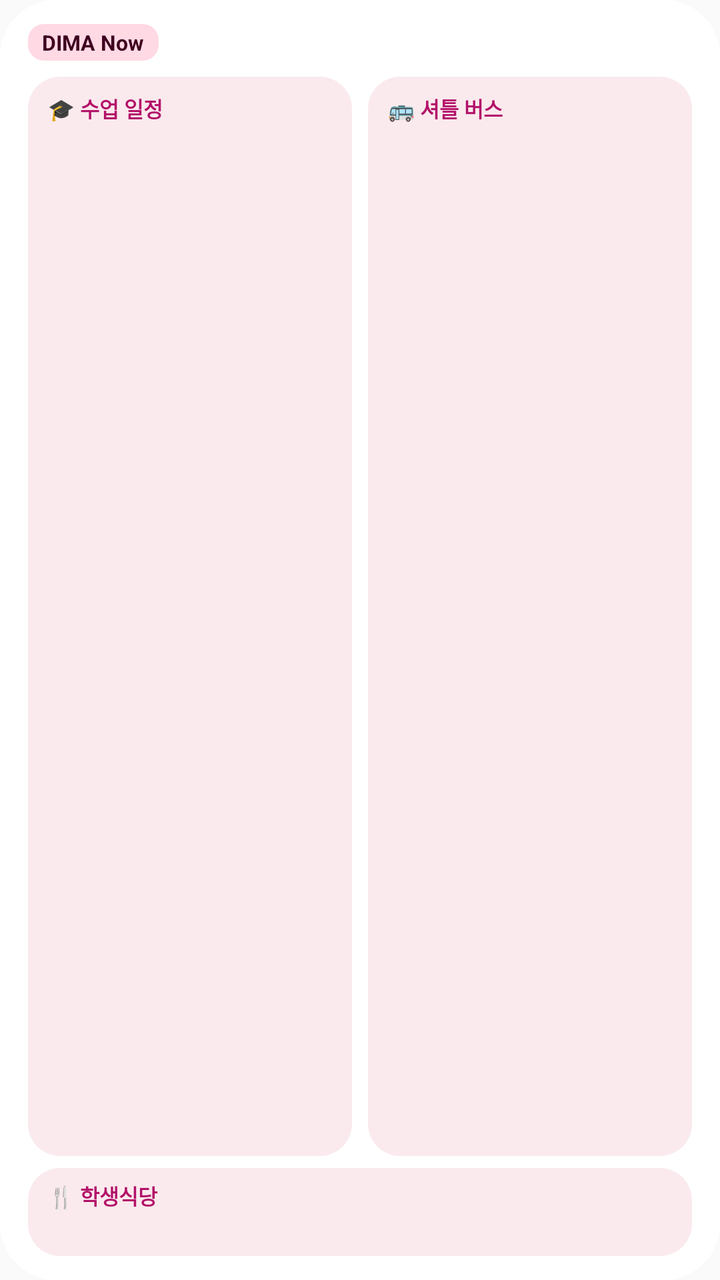
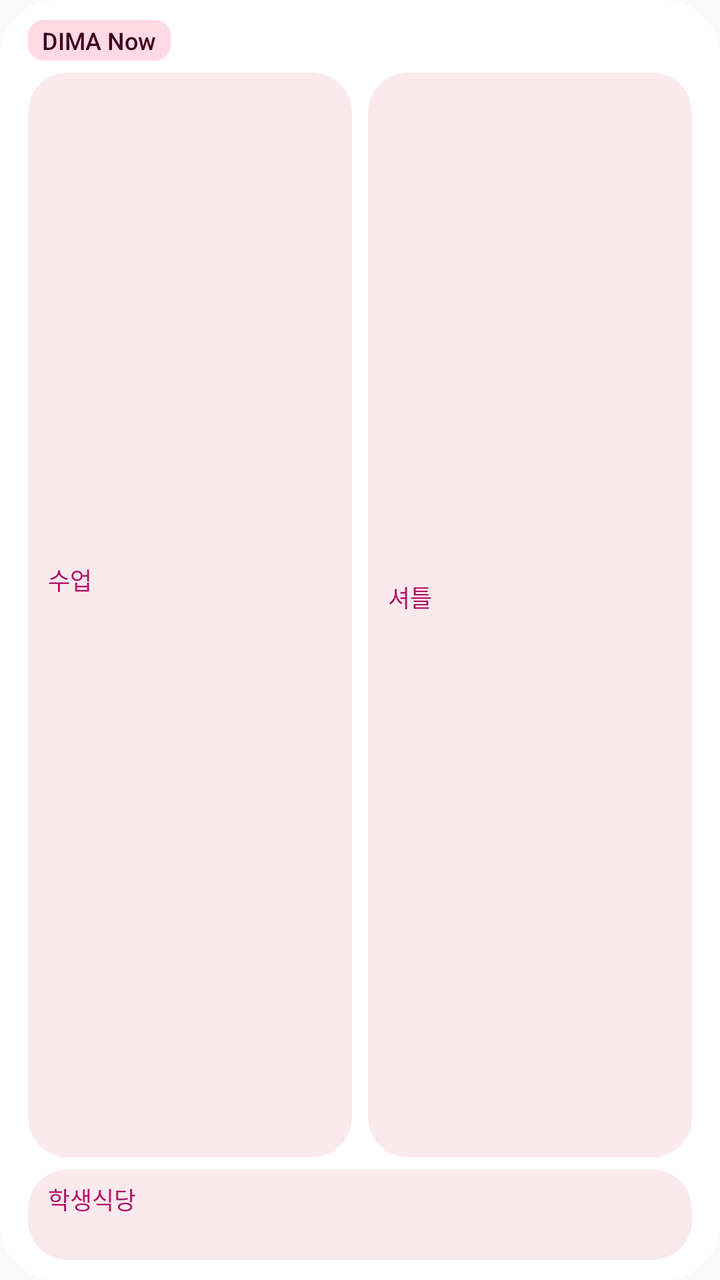

Compare the two renders of this Android layout. The source of the first and the diff that turns it into the second are given below.
<!-- AndroidManifest.xml: application theme Theme.DIMANow -->
<!-- res/layout/widget_campus_summary.xml -->
<?xml version="1.0" encoding="utf-8"?>
<LinearLayout xmlns:android="http://schemas.android.com/apk/res/android"
    android:id="@+id/summary_widget_root"
    android:layout_width="match_parent"
    android:layout_height="match_parent"
    android:background="@drawable/widget_background"
    android:orientation="vertical"
    android:paddingLeft="14dp"
    android:paddingTop="12dp"
    android:paddingRight="14dp"
    android:paddingBottom="12dp">

    
    <LinearLayout
        android:layout_width="match_parent"
        android:layout_height="wrap_content"
        android:gravity="center_vertical"
        android:orientation="horizontal">

        <TextView
            android:layout_width="wrap_content"
            android:layout_height="wrap_content"
            android:background="@drawable/widget_tag_bg"
            android:paddingLeft="7dp"
            android:paddingTop="2dp"
            android:paddingRight="7dp"
            android:paddingBottom="2dp"
            android:text="DIMA Now"
            android:textColor="@color/widget_tag_text"
            android:textSize="10.5sp"
            android:textStyle="bold" />

        <TextView
            android:id="@+id/summary_widget_location"
            android:layout_width="0dp"
            android:layout_height="wrap_content"
            android:layout_marginLeft="6dp"
            android:layout_weight="1"
            android:ellipsize="end"
            android:maxLines="1"
            android:textColor="@color/widget_accent"
            android:textSize="11.5sp"
            android:textStyle="bold" />

        <TextView
            android:id="@+id/summary_widget_date"
            android:layout_width="wrap_content"
            android:layout_height="wrap_content"
            android:layout_marginLeft="6dp"
            android:textColor="@color/widget_text_secondary"
            android:textSize="11sp" />
    </LinearLayout>

    
    <LinearLayout
        android:layout_width="match_parent"
        android:layout_height="0dp"
        android:layout_marginTop="8dp"
        android:layout_weight="1"
        android:orientation="horizontal">

        
        <LinearLayout
            android:layout_width="0dp"
            android:layout_height="match_parent"
            android:layout_marginRight="4dp"
            android:layout_weight="1"
            android:background="@drawable/widget_subcard_bg"
            android:orientation="vertical"
            android:paddingLeft="10dp"
            android:paddingTop="8dp"
            android:paddingRight="10dp"
            android:paddingBottom="8dp">

            <TextView
                android:layout_width="wrap_content"
                android:layout_height="wrap_content"
                android:text="🎓 수업 일정"
                android:textColor="@color/widget_accent"
                android:textSize="10.5sp"
                android:textStyle="bold" />

            <TextView
                android:id="@+id/summary_widget_course_title"
                android:layout_width="match_parent"
                android:layout_height="wrap_content"
                android:layout_marginTop="3dp"
                android:ellipsize="end"
                android:maxLines="1"
                android:textColor="@color/widget_text_primary"
                android:textSize="13sp"
                android:textStyle="bold" />

            <TextView
                android:id="@+id/summary_widget_course_detail"
                android:layout_width="match_parent"
                android:layout_height="wrap_content"
                android:layout_marginTop="1dp"
                android:ellipsize="end"
                android:maxLines="1"
                android:textColor="@color/widget_text_secondary"
                android:textSize="10.5sp" />
        </LinearLayout>

        
        <LinearLayout
            android:layout_width="0dp"
            android:layout_height="match_parent"
            android:layout_marginLeft="4dp"
            android:layout_weight="1"
            android:background="@drawable/widget_subcard_bg"
            android:orientation="vertical"
            android:paddingLeft="10dp"
            android:paddingTop="8dp"
            android:paddingRight="10dp"
            android:paddingBottom="8dp">

            <TextView
                android:id="@+id/summary_widget_shuttle_title"
                android:layout_width="match_parent"
                android:layout_height="wrap_content"
                android:ellipsize="end"
                android:maxLines="1"
                android:text="🚌 셔틀 버스"
                android:textColor="@color/widget_accent"
                android:textSize="10.5sp"
                android:textStyle="bold" />

            <TextView
                android:id="@+id/summary_widget_shuttle_content"
                android:layout_width="match_parent"
                android:layout_height="wrap_content"
                android:layout_marginTop="3dp"
                android:ellipsize="end"
                android:maxLines="2"
                android:textColor="@color/widget_text_primary"
                android:textSize="13sp"
                android:textStyle="bold" />
        </LinearLayout>
    </LinearLayout>

    
    <LinearLayout
        android:layout_width="match_parent"
        android:layout_height="wrap_content"
        android:layout_marginTop="6dp"
        android:background="@drawable/widget_subcard_bg"
        android:orientation="vertical"
        android:paddingLeft="10dp"
        android:paddingTop="6dp"
        android:paddingRight="10dp"
        android:paddingBottom="6dp">

        <TextView
            android:id="@+id/summary_widget_meal_title"
            android:layout_width="match_parent"
            android:layout_height="wrap_content"
            android:ellipsize="end"
            android:maxLines="1"
            android:text="🍴 학생식당"
            android:textColor="@color/widget_accent"
            android:textSize="10.5sp"
            android:textStyle="bold" />

        <TextView
            android:id="@+id/summary_widget_meal_content"
            android:layout_width="match_parent"
            android:layout_height="wrap_content"
            android:layout_marginTop="2dp"
            android:ellipsize="end"
            android:maxLines="2"
            android:textColor="@color/widget_text_primary"
            android:textSize="11sp" />
    </LinearLayout>
</LinearLayout>
<!-- resources referenced by this layout -->
<resources>
  <color name="widget_accent">#B31169</color>
  <color name="widget_tag_text">#3E001F</color>
  <color name="widget_text_primary">#22191C</color>
  <color name="widget_text_secondary">#6B5C60</color>
  <!-- drawable widget_background (drawable) -->
  <?xml version="1.0" encoding="utf-8"?>
  <shape xmlns:android="http://schemas.android.com/apk/res/android"
      android:shape="rectangle">
      <corners android:radius="28dp" />
      <solid android:color="@color/widget_bg" />
  </shape>
  <!-- drawable widget_subcard_bg (drawable) -->
  <?xml version="1.0" encoding="utf-8"?>
  <shape xmlns:android="http://schemas.android.com/apk/res/android"
      android:shape="rectangle">
      <corners android:radius="16dp" />
      <solid android:color="@color/widget_subcard_bg" />
  </shape>
  <!-- drawable widget_tag_bg (drawable) -->
  <?xml version="1.0" encoding="utf-8"?>
  <shape xmlns:android="http://schemas.android.com/apk/res/android"
      android:shape="rectangle">
      <corners android:radius="8dp" />
      <solid android:color="@color/widget_tag_bg" />
  </shape>
  <style name="Theme.DIMANow" parent="android:Theme.Material.Light.NoActionBar" />
  <color name="widget_bg">#FFFFFF</color>
  <color name="widget_subcard_bg">#FAEAED</color>
  <color name="widget_tag_bg">#FFD9E4</color>
</resources>

<!-- the commit's change to res/layout/widget_campus_summary.xml (unified diff, before → after) -->
@@ -1,14 +1,14 @@
 <?xml version="1.0" encoding="utf-8"?>
 <LinearLayout xmlns:android="http://schemas.android.com/apk/res/android"
-    android:id="@+id/summary_widget_root"
+    android:id="@android:id/background"
     android:layout_width="match_parent"
     android:layout_height="match_parent"
     android:background="@drawable/widget_background"
     android:orientation="vertical"
-    android:paddingLeft="14dp"
-    android:paddingTop="12dp"
-    android:paddingRight="14dp"
-    android:paddingBottom="12dp">
+    android:paddingStart="14dp"
+    android:paddingTop="10dp"
+    android:paddingEnd="14dp"
+    android:paddingBottom="10dp">
 
     
     <LinearLayout
@@ -21,41 +21,44 @@
             android:layout_width="wrap_content"
             android:layout_height="wrap_content"
             android:background="@drawable/widget_tag_bg"
-            android:paddingLeft="7dp"
+            android:fontFamily="sans-serif-medium"
+            android:maxLines="1"
+            android:paddingStart="7dp"
             android:paddingTop="2dp"
-            android:paddingRight="7dp"
+            android:paddingEnd="7dp"
             android:paddingBottom="2dp"
             android:text="DIMA Now"
             android:textColor="@color/widget_tag_text"
-            android:textSize="10.5sp"
-            android:textStyle="bold" />
+            android:textSize="@dimen/widget_text_caption" />
 
         <TextView
             android:id="@+id/summary_widget_location"
             android:layout_width="0dp"
             android:layout_height="wrap_content"
-            android:layout_marginLeft="6dp"
+            android:layout_marginStart="6dp"
             android:layout_weight="1"
             android:ellipsize="end"
+            android:fontFamily="sans-serif-medium"
             android:maxLines="1"
             android:textColor="@color/widget_accent"
-            android:textSize="11.5sp"
-            android:textStyle="bold" />
+            android:textSize="@dimen/widget_text_caption" />
 
         <TextView
             android:id="@+id/summary_widget_date"
             android:layout_width="wrap_content"
             android:layout_height="wrap_content"
-            android:layout_marginLeft="6dp"
+            android:layout_marginStart="6dp"
+            android:maxLines="1"
             android:textColor="@color/widget_text_secondary"
-            android:textSize="11sp" />
+            android:textSize="@dimen/widget_text_caption" />
     </LinearLayout>
 
     
     <LinearLayout
         android:layout_width="match_parent"
+        android:baselineAligned="false"
         android:layout_height="0dp"
-        android:layout_marginTop="8dp"
+        android:layout_marginTop="6dp"
         android:layout_weight="1"
         android:orientation="horizontal">
 
@@ -63,22 +66,25 @@
         <LinearLayout
             android:layout_width="0dp"
             android:layout_height="match_parent"
-            android:layout_marginRight="4dp"
+            android:layout_marginEnd="4dp"
             android:layout_weight="1"
             android:background="@drawable/widget_subcard_bg"
+            android:gravity="center_vertical"
             android:orientation="vertical"
-            android:paddingLeft="10dp"
-            android:paddingTop="8dp"
-            android:paddingRight="10dp"
-            android:paddingBottom="8dp">
+            android:paddingStart="10dp"
+            android:paddingTop="6dp"
+            android:paddingEnd="10dp"
+            android:paddingBottom="6dp">
 
             <TextView
                 android:layout_width="wrap_content"
                 android:layout_height="wrap_content"
-                android:text="🎓 수업 일정"
+                android:fontFamily="sans-serif-medium"
+                android:includeFontPadding="false"
+                android:maxLines="1"
+                android:text="수업"
                 android:textColor="@color/widget_accent"
-                android:textSize="10.5sp"
-                android:textStyle="bold" />
+                android:textSize="@dimen/widget_text_caption" />
 
             <TextView
                 android:id="@+id/summary_widget_course_title"
@@ -86,45 +92,49 @@
                 android:layout_height="wrap_content"
                 android:layout_marginTop="3dp"
                 android:ellipsize="end"
+                android:fontFamily="sans-serif-medium"
+                android:includeFontPadding="false"
                 android:maxLines="1"
                 android:textColor="@color/widget_text_primary"
-                android:textSize="13sp"
-                android:textStyle="bold" />
+                android:textSize="@dimen/widget_text_title" />
 
             <TextView
                 android:id="@+id/summary_widget_course_detail"
                 android:layout_width="match_parent"
                 android:layout_height="wrap_content"
-                android:layout_marginTop="1dp"
+                android:layout_marginTop="2dp"
                 android:ellipsize="end"
+                android:includeFontPadding="false"
                 android:maxLines="1"
                 android:textColor="@color/widget_text_secondary"
-                android:textSize="10.5sp" />
+                android:textSize="@dimen/widget_text_caption" />
         </LinearLayout>
 
         
         <LinearLayout
             android:layout_width="0dp"
             android:layout_height="match_parent"
-            android:layout_marginLeft="4dp"
+            android:layout_marginStart="4dp"
             android:layout_weight="1"
             android:background="@drawable/widget_subcard_bg"
+            android:gravity="center_vertical"
             android:orientation="vertical"
-            android:paddingLeft="10dp"
-            android:paddingTop="8dp"
-            android:paddingRight="10dp"
-            android:paddingBottom="8dp">
+            android:paddingStart="10dp"
+            android:paddingTop="6dp"
+            android:paddingEnd="10dp"
+            android:paddingBottom="6dp">
 
             <TextView
                 android:id="@+id/summary_widget_shuttle_title"
                 android:layout_width="match_parent"
                 android:layout_height="wrap_content"
                 android:ellipsize="end"
+                android:fontFamily="sans-serif-medium"
+                android:includeFontPadding="false"
                 android:maxLines="1"
-                android:text="🚌 셔틀 버스"
+                android:text="셔틀"
                 android:textColor="@color/widget_accent"
-                android:textSize="10.5sp"
-                android:textStyle="bold" />
+                android:textSize="@dimen/widget_text_caption" />
 
             <TextView
                 android:id="@+id/summary_widget_shuttle_content"
@@ -132,9 +142,10 @@
                 android:layout_height="wrap_content"
                 android:layout_marginTop="3dp"
                 android:ellipsize="end"
+                android:includeFontPadding="false"
                 android:maxLines="2"
                 android:textColor="@color/widget_text_primary"
-                android:textSize="13sp"
+                android:textSize="@dimen/widget_text_body"
                 android:textStyle="bold" />
         </LinearLayout>
     </LinearLayout>
@@ -146,9 +157,9 @@
         android:layout_marginTop="6dp"
         android:background="@drawable/widget_subcard_bg"
         android:orientation="vertical"
-        android:paddingLeft="10dp"
+        android:paddingStart="10dp"
         android:paddingTop="6dp"
-        android:paddingRight="10dp"
+        android:paddingEnd="10dp"
         android:paddingBottom="6dp">
 
         <TextView
@@ -156,11 +167,12 @@
             android:layout_width="match_parent"
             android:layout_height="wrap_content"
             android:ellipsize="end"
+            android:fontFamily="sans-serif-medium"
+            android:includeFontPadding="false"
             android:maxLines="1"
-            android:text="🍴 학생식당"
+            android:text="학생식당"
             android:textColor="@color/widget_accent"
-            android:textSize="10.5sp"
-            android:textStyle="bold" />
+            android:textSize="@dimen/widget_text_caption" />
 
         <TextView
             android:id="@+id/summary_widget_meal_content"
@@ -168,8 +180,9 @@
             android:layout_height="wrap_content"
             android:layout_marginTop="2dp"
             android:ellipsize="end"
+            android:includeFontPadding="false"
             android:maxLines="2"
             android:textColor="@color/widget_text_primary"
-            android:textSize="11sp" />
+            android:textSize="@dimen/widget_text_caption" />
     </LinearLayout>
 </LinearLayout>
<!-- resource entries referenced after the edit -->
@@ -4,18 +4,22 @@
   <color name="widget_tag_text">#3E001F</color>
   <color name="widget_text_primary">#22191C</color>
   <color name="widget_text_secondary">#6B5C60</color>
+  <dimen name="widget_text_body">13sp</dimen>
+  <dimen name="widget_text_caption">12sp</dimen>
+  <dimen name="widget_text_title">14sp</dimen>
   <!-- drawable widget_background (drawable) -->
   <?xml version="1.0" encoding="utf-8"?>
   <shape xmlns:android="http://schemas.android.com/apk/res/android"
       android:shape="rectangle">
-      <corners android:radius="28dp" />
+      
+      <corners android:radius="@android:dimen/system_app_widget_background_radius" />
       <solid android:color="@color/widget_bg" />
   </shape>
   <!-- drawable widget_subcard_bg (drawable) -->
   <?xml version="1.0" encoding="utf-8"?>
   <shape xmlns:android="http://schemas.android.com/apk/res/android"
       android:shape="rectangle">
-      <corners android:radius="16dp" />
+      <corners android:radius="@android:dimen/system_app_widget_inner_radius" />
       <solid android:color="@color/widget_subcard_bg" />
   </shape>
   <!-- drawable widget_tag_bg (drawable) -->
